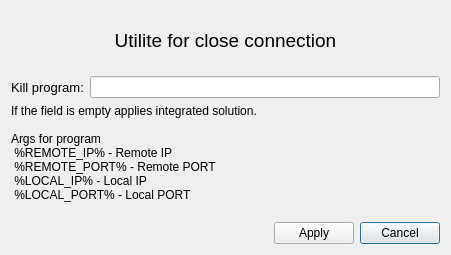
Before: the Qt Designer form setupUtiliteKill.ui in admsasha/qnetstatview, drawn with Qt 5.
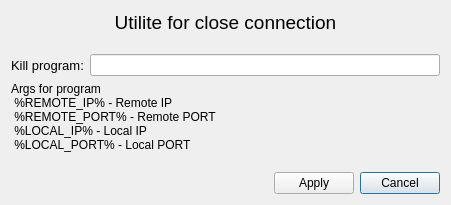
After: the same form once the commit is applied.

Commit message: change description in setup

```diff
--- a/setupUtiliteKill.ui
+++ b/setupUtiliteKill.ui
@@ -7,7 +7,7 @@
     <x>0</x>
     <y>0</y>
     <width>451</width>
-    <height>255</height>
+    <height>205</height>
    </rect>
   </property>
   <property name="windowTitle">
@@ -30,9 +30,7 @@
    <item row="6" column="0" colspan="4">
     <widget class="QLabel" name="label_3">
      <property name="text">
-      <string>If the field is empty applies integrated solution.
-
-Args for program
+      <string>Args for program
  %REMOTE_IP% - Remote IP 
  %REMOTE_PORT% - Remote PORT
  %LOCAL_IP% - Local IP 
@@ -62,7 +60,7 @@
       <string>Utilite for close connection</string>
      </property>
      <property name="alignment">
-      <set>Qt::AlignCenter</set>
+      <set>Qt::AlignHCenter|Qt::AlignTop</set>
      </property>
     </widget>
    </item>
```
